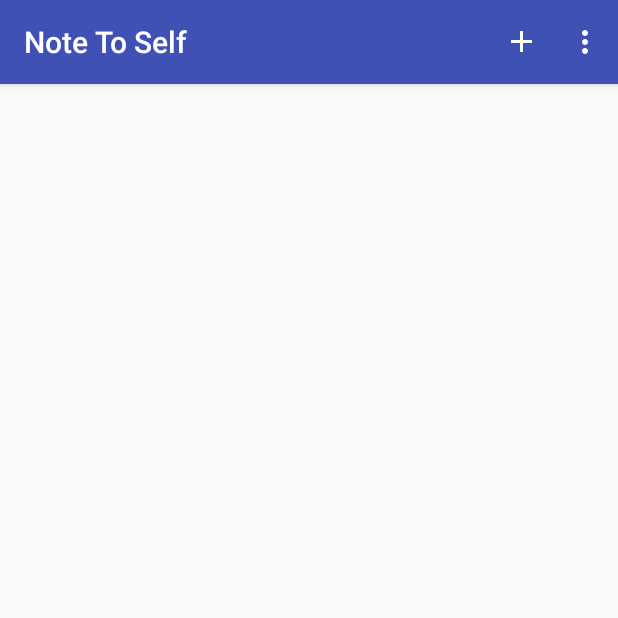
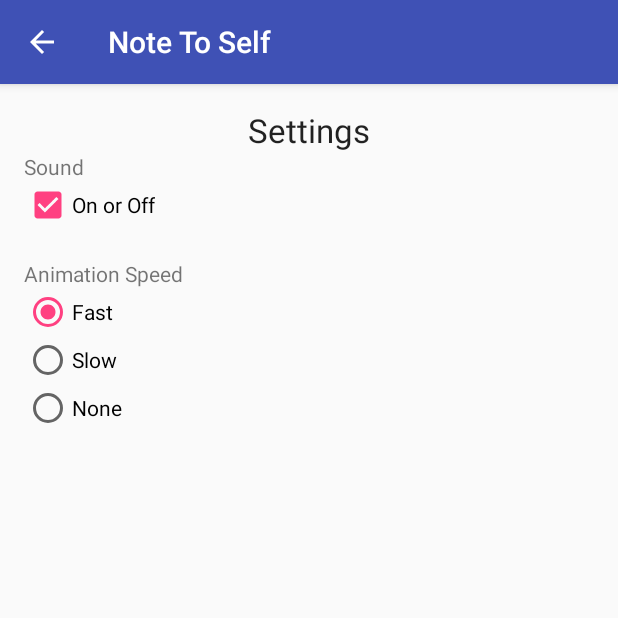
Before and after one commit to knpFletcher/pownallkarenaca, an Android app: the screen it shows after launch (MainActivity before the commit, SettingsActivity after it), in the options menu, after a tap on "Settings", on a phone screen of 412 x 824 dp, the top half of it. Run offline under Robolectric (Android 15) with nearby library versions, the phone set to English and light mode, and no system bars.

Commit message:
Note to Self: changes from lecture 9/19

```diff
--- /dev/null
+++ b/NoteToSelf/app/src/main/java/com/karenpownall/android/aca/notetoself/JSONSerializer.java
@@ -0,0 +1,80 @@
+package com.karenpownall.android.aca.notetoself;
+
+import android.content.Context;
+
+import org.json.JSONArray;
+import org.json.JSONException;
+import org.json.JSONTokener;
+
+import java.io.BufferedReader;
+import java.io.FileNotFoundException;
+import java.io.IOException;
+import java.io.InputStream;
+import java.io.InputStreamReader;
+import java.io.OutputStream;
+import java.io.OutputStreamWriter;
+import java.io.Writer;
+import java.util.ArrayList;
+import java.util.List;
+
+public class JSONSerializer {
+    private String mFileName;
+    private Context mContext;
+
+    //all the rest of the code for this class goes here
+    public JSONSerializer(String fn, Context con){
+        mFileName = fn;
+        mContext = con;
+    }
+
+    public void save(List<Note> notes)
+        throws IOException, JSONException{
+
+        //make an array in JSON format
+        JSONArray jArray = new JSONArray();
+
+        //and load it with notes
+        for (Note n : notes)
+            jArray.put(n.convertToJSON());
+
+        //now write it to the private disk space of our app
+        Writer writer = null;
+        try{
+            OutputStream out = mContext.openFileOutput
+                    (mFileName, mContext.MODE_PRIVATE);
+            writer = new OutputStreamWriter(out);
+        } finally {
+            if (writer != null){
+                writer.close();
+            }
+        }
+    }
+
+    public ArrayList<Note> load() throws IOException, JSONException {
+        ArrayList<Note> noteList = new ArrayList<Note>();
+        BufferedReader reader = null;
+        try {
+            InputStream in = mContext.openFileInput(mFileName);
+            reader = new BufferedReader(new InputStreamReader(in));
+            StringBuilder jsonString = new StringBuilder();
+            String line = null;
+
+            while ((line = reader.readLine()) != null) {
+                jsonString.append(line);
+            }
+            JSONArray jArray = (JSONArray) new JSONTokener
+                    (jsonString.toString()).nextValue();
+            for (int i = 0; i < jArray.length(); i++) {
+                noteList.add(new Note(jArray.getJSONObject(i)));
+            }
+        } catch (FileNotFoundException e) {
+            //we will ignore this one, since it happens
+            //when we start fresh you could add log here
+        } finally { //this will always run
+            if (reader != null)
+                reader.close();
+        }
+        return noteList;
+    }
+
+} //end of class
--- a/NoteToSelf/app/src/main/java/com/karenpownall/android/aca/notetoself/MainActivity.java
+++ b/NoteToSelf/app/src/main/java/com/karenpownall/android/aca/notetoself/MainActivity.java
@@ -1,8 +1,11 @@
 package com.karenpownall.android.aca.notetoself;
 
 import android.content.Context;
+import android.content.Intent;
+import android.content.SharedPreferences;
 import android.os.Bundle;
 import android.support.v7.app.AppCompatActivity;
+import android.util.Log;
 import android.view.LayoutInflater;
 import android.view.Menu;
 import android.view.MenuItem;
@@ -19,6 +22,9 @@ import java.util.List;
 
 public class MainActivity extends AppCompatActivity {
     private NoteAdapter mNoteAdapter;
+    private boolean mSound;
+    private int mAnimOption;
+    private SharedPreferences mPrefs;
 
     @Override
     protected void onCreate(Bundle savedInstanceState) {
@@ -55,6 +61,21 @@ public class MainActivity extends AppCompatActivity {
         mNoteAdapter.addNote(n);
     }
 
+    @Override
+    protected void onResume(){
+        super.onResume();
+
+        mPrefs = getSharedPreferences("Note to Self", MODE_PRIVATE);
+        mSound = mPrefs.getBoolean("sound", true);
+        mAnimOption = mPrefs.getInt("anim option", SettingsActivity.FAST);
+    }
+
+    @Override
+    protected void onPause(){
+        super.onPause();
+        mNoteAdapter.saveNotes();
+    }
+
 
     @Override
     public boolean onCreateOptionsMenu(Menu menu) {
@@ -72,6 +93,8 @@ public class MainActivity extends AppCompatActivity {
 
         //noinspection SimplifiableIfStatement
         if (id == R.id.action_settings) {
+            Intent intent = new Intent(this, SettingsActivity.class);
+            startActivity(intent);
             return true;
         }
 
@@ -87,7 +110,18 @@ public class MainActivity extends AppCompatActivity {
 
     //inner class
     public class NoteAdapter extends BaseAdapter{
+        private JSONSerializer mSerializer;
         List<Note> noteList = new ArrayList<Note>();
+
+        public NoteAdapter(){
+            mSerializer = new JSONSerializer("NoteToSelf.json", MainActivity.this.getApplicationContext());
+            try {
+                noteList = mSerializer.load();
+            } catch (Exception e){
+                noteList = new ArrayList<Note>();
+                Log.e("Error loading notes: ", "", e);
+            }
+        }
 
         @Override
         public int getCount(){
@@ -144,5 +178,14 @@ public class MainActivity extends AppCompatActivity {
             noteList.add(n);
             notifyDataSetChanged();
         }
+
+        public void saveNotes(){
+            try{
+                mSerializer.save(noteList);
+            } catch (Exception e){
+                Log.e("Error Saving Notes", "", e);
+            }
+        }
     } //end of NoteAdapter
+
 } //end of Main Activity
--- /dev/null
+++ b/NoteToSelf/app/src/main/java/com/karenpownall/android/aca/notetoself/SettingsActivity.java
@@ -0,0 +1,110 @@
+package com.karenpownall.android.aca.notetoself;
+
+import android.content.SharedPreferences;
+import android.os.Bundle;
+import android.support.v7.app.AppCompatActivity;
+import android.util.Log;
+import android.widget.CheckBox;
+import android.widget.CompoundButton;
+import android.widget.RadioButton;
+import android.widget.RadioGroup;
+
+public class SettingsActivity extends AppCompatActivity {
+
+    private SharedPreferences mPrefs;
+    private SharedPreferences.Editor mEditor;
+
+    private boolean mSound;
+
+    public static final int FAST = 0;
+    public static final int SLOW = 1;
+    public static final int NONE = 2;
+
+    private int mAnimOption;
+
+    @Override
+    protected void onCreate(Bundle savedInstanceState) {
+        super.onCreate(savedInstanceState);
+        setContentView(R.layout.activity_settings);
+
+        mPrefs = getSharedPreferences("Note to Self", MODE_PRIVATE);
+        mEditor = mPrefs.edit();
+        mSound = mPrefs.getBoolean("sound", true); //check boolean 1st
+
+        final CheckBox checkBoxSound = (CheckBox) findViewById(R.id.checkBoxSound);
+
+        if (mSound){
+            checkBoxSound.setChecked(true); //set as checked
+        } else {
+            checkBoxSound.setChecked(false); //unchecked
+        }
+
+        checkBoxSound.setOnCheckedChangeListener(new CompoundButton.OnCheckedChangeListener()
+        {
+            public void onCheckedChanged(
+                    CompoundButton buttonView, boolean isChecked)
+            {
+                Log.i("sound = ", "" + mSound);
+                Log.i("isChecked = ", "" + isChecked);
+
+                //if mSound is true, make it false
+                //if mSound is false, make it true
+
+                mSound = !mSound;
+                mEditor.putBoolean("sound", mSound);
+            }
+        });
+
+        //Now for the radio buttons
+        mAnimOption = mPrefs.getInt("anim option", FAST);
+
+        RadioGroup radioGroup = (RadioGroup) findViewById(R.id.radioGroup);
+
+        //Deselect all buttons
+        radioGroup.clearCheck();
+
+        //which radio button should be selected?
+        switch (mAnimOption){
+            case FAST:
+                radioGroup.check(R.id.radioFast);
+                break;
+            case SLOW:
+                radioGroup.check(R.id.radioSlow);
+                break;
+            case NONE:
+                radioGroup.check(R.id.radioNone);
+                break;
+        }
+
+        radioGroup.setOnCheckedChangeListener(new RadioGroup.OnCheckedChangeListener(){
+            @Override
+            public void onCheckedChanged(RadioGroup group, int checkedId){
+                RadioButton rb = (RadioButton) group.findViewById(checkedId);
+                if (null != rb && checkedId > -1){
+                    switch (rb.getId()){
+                        case R.id.radioFast:
+                            mAnimOption = FAST;
+                            break;
+                        case R.id.radioSlow:
+                            mAnimOption = SLOW;
+                            break;
+                        case R.id.radioNone:
+                            mAnimOption = NONE;
+                            break;
+                    }
+                    //End Switch Block
+                    mEditor.putInt("anim option", mAnimOption);
+                }
+            }
+        }); //end onCheckedChangeListener
+
+    } //end onCreate
+
+    @Override
+    protected void onPause(){
+        super.onPause();
+
+        //save settings here
+        mEditor.commit();
+    }
+}
--- /dev/null
+++ b/NoteToSelf/app/src/main/res/layout/activity_settings.xml
@@ -0,0 +1,76 @@
+<?xml version="1.0" encoding="utf-8"?>
+<RelativeLayout
+    xmlns:android="http://schemas.android.com/apk/res/android"
+    xmlns:tools="http://schemas.android.com/tools"
+    android:layout_width="match_parent"
+    android:layout_height="match_parent"
+    android:paddingBottom="@dimen/activity_vertical_margin"
+    android:paddingLeft="@dimen/activity_horizontal_margin"
+    android:paddingRight="@dimen/activity_horizontal_margin"
+    android:paddingTop="@dimen/activity_vertical_margin"
+    tools:context="com.karenpownall.android.aca.notetoself.SettingsActivity">
+
+    <TextView
+        android:layout_width="wrap_content"
+        android:layout_height="wrap_content"
+        android:textAppearance="?android:attr/textAppearanceLarge"
+        android:text="@string/settings_title"
+        android:id="@+id/textView"
+        android:layout_alignParentTop="true"
+        android:layout_centerHorizontal="true"/>
+
+    <TextView
+        android:layout_width="wrap_content"
+        android:layout_height="wrap_content"
+        android:text="@string/sound_title"
+        android:id="@+id/textView2"
+        android:layout_below="@+id/textView"
+        android:layout_alignParentLeft="true"
+        android:layout_alignParentStart="true"/>
+
+    <CheckBox
+        android:layout_width="wrap_content"
+        android:layout_height="wrap_content"
+        android:text="@string/sound_checkbox"
+        android:id="@+id/checkBoxSound"
+        android:layout_below="@+id/textView2"
+        android:layout_alignParentLeft="true"
+        android:layout_alignParentStart="true"/>
+
+    <TextView
+        android:layout_width="wrap_content"
+        android:layout_height="wrap_content"
+        android:text="@string/anims_title"
+        android:id="@+id/textView3"
+        android:layout_below="@+id/checkBoxSound"
+        android:layout_alignParentLeft="true"
+        android:layout_alignParentStart="true"
+        android:layout_marginTop="20dp"/>
+
+    <RadioGroup
+        android:layout_width="match_parent"
+        android:layout_height="match_parent"
+        android:layout_below="@+id/textView3"
+        android:layout_alignParentLeft="true"
+        android:layout_alignParentStart="true"
+        android:id="@+id/radioGroup">
+
+        <RadioButton
+            android:layout_width="wrap_content"
+            android:layout_height="wrap_content"
+            android:text="@string/rb_fast"
+            android:id="@+id/radioFast"/>
+
+        <RadioButton
+            android:layout_width="wrap_content"
+            android:layout_height="wrap_content"
+            android:text="@string/rb_slow"
+            android:id="@+id/radioSlow"/>
+
+        <RadioButton
+            android:layout_width="wrap_content"
+            android:layout_height="wrap_content"
+            android:text="@string/rb_none"
+            android:id="@+id/radioNone"/>
+    </RadioGroup>
+</RelativeLayout>
--- a/NoteToSelf/app/src/main/res/values/strings.xml
+++ b/NoteToSelf/app/src/main/res/values/strings.xml
@@ -12,7 +12,7 @@
     <string name="sound_checkbox">On or Off</string>
     <string name="settings_title">Settings</string>
     <string name="sound_title">Sound</string>
-        <string name="amims_title">Animation Speed</string>
+    <string name="anims_title">Animation Speed</string>
     <string name="rb_fast">Fast</string>
     <string name="rb_slow">Slow</string>
     <string name="rb_none">None</string>
```
Also changed, not shown: NoteToSelf/app/src/main/AndroidManifest.xml (+6 -3 lines), NoteToSelf/app/src/main/java/com/karenpownall/android/aca/notetoself/Note.java (+39 -0 lines). Lines whose indentation alone changed are shown as unchanged.
